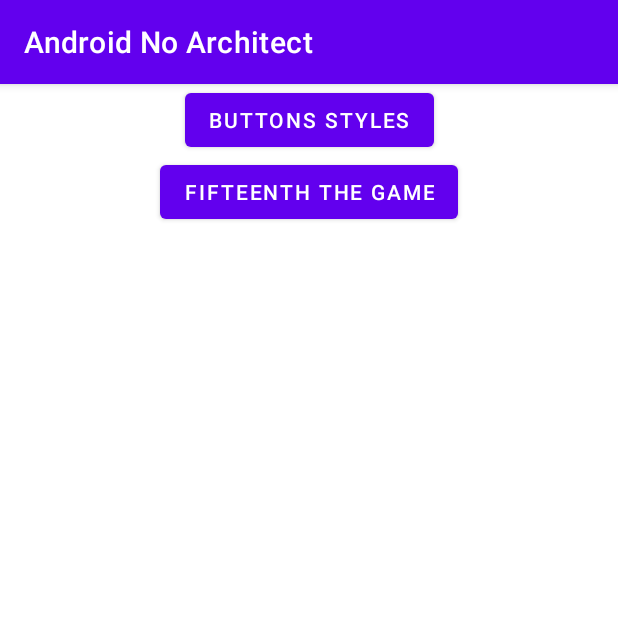
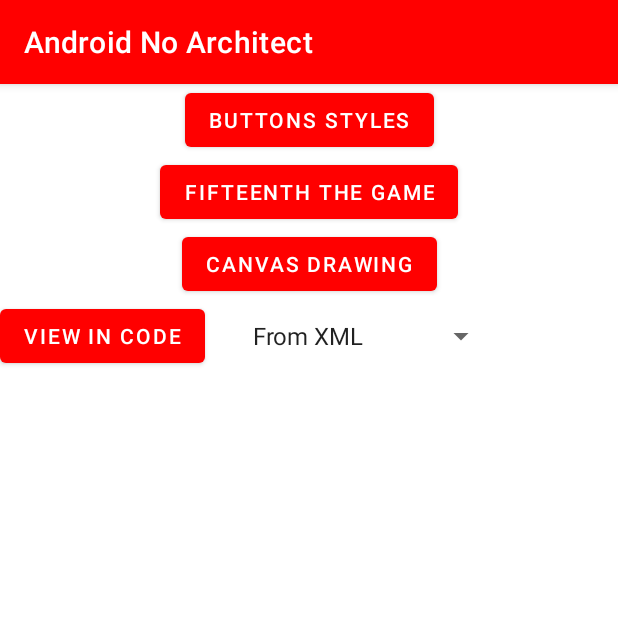
Before and after one commit to VladimirOnix/AndroidNoArchitect, an Android app: the screen it shows after launch (MainActivity), on a phone screen of 412 x 824 dp, the top half of it. Run offline under Robolectric (Android 15) with nearby library versions, the phone set to English and light mode, and no system bars.

Commit message:
Add view creation from code and passing bundle parameters

```diff
--- a/app/src/main/AndroidManifest.xml
+++ b/app/src/main/AndroidManifest.xml
@@ -10,6 +10,12 @@
         android:roundIcon="@mipmap/ic_launcher_round"
         android:supportsRtl="true"
         android:theme="@style/Theme.AndroidNoArchitect">
+        <activity
+            android:name=".ViewActivity"
+            android:exported="false" />
+        <activity
+            android:name=".CanvasActivity"
+            android:exported="false" />
         <activity
             android:name=".FifteenthActivity"
             android:exported="false" />
--- a/app/src/main/java/com/sample/arch/forbidden/MainActivity.java
+++ b/app/src/main/java/com/sample/arch/forbidden/MainActivity.java
@@ -1,17 +1,33 @@
 package com.sample.arch.forbidden;
 
+import android.app.Activity;
+import android.content.Intent;
+import android.os.Bundle;
+import android.util.Log;
+import android.widget.ArrayAdapter;
+import android.widget.Button;
+import android.widget.Spinner;
+
+import androidx.annotation.Nullable;
 import androidx.appcompat.app.AppCompatActivity;
 
-import android.content.Intent;
-import android.os.Bundle;
-import android.view.View;
-import android.widget.Button;
-import android.widget.Toast;
+import com.google.android.material.snackbar.BaseTransientBottomBar;
+import com.google.android.material.snackbar.Snackbar;
 
 public class MainActivity extends AppCompatActivity {
 
+    private final String TAG = this.getClass().getName();
+    public static final String BUNDLE_VIEW_TYPE = "BUNDLE_VIEW_TYPE";
+    public static final String BUNDLE_RESULT_SELECTED = "BUNDLE_RESULT_SELECTED";
+    public static final int ACTIVITY_RESULT = 1001;
+
     private Button mButtonButtons;
     private Button mButtonFifteenth;
+    private Button mButtonCanvas;
+    private Button mButtonViews;
+
+    private Spinner mSpinnerViews;
+    private ArrayAdapter<?> spinnerViewsAdapter;
 
     @Override
     protected void onCreate(Bundle savedInstanceState) {
@@ -20,6 +36,14 @@
 
         mButtonButtons = findViewById(R.id.buttonButtons);
         mButtonFifteenth = findViewById(R.id.buttonFifteenth);
+        mButtonCanvas = findViewById(R.id.buttonCanvas);
+        mButtonViews = findViewById(R.id.buttonViews);
+
+        mSpinnerViews = findViewById(R.id.spinnerViews);
+        spinnerViewsAdapter = ArrayAdapter.createFromResource(this, R.array.view_init_types,
+                android.R.layout.simple_spinner_item);
+        spinnerViewsAdapter.setDropDownViewResource(android.R.layout.simple_spinner_dropdown_item);
+        mSpinnerViews.setAdapter(spinnerViewsAdapter);
     }
 
     @Override
@@ -27,5 +51,22 @@
         super.onResume();
         mButtonButtons.setOnClickListener(view -> MainActivity.this.startActivity(new Intent(MainActivity.this, ButtonsActivity.class)));
         mButtonFifteenth.setOnClickListener(view -> MainActivity.this.startActivity(new Intent(MainActivity.this, FifteenthActivity.class)));
+        mButtonCanvas.setOnClickListener(view -> MainActivity.this.startActivity(new Intent(MainActivity.this, CanvasActivity.class)));
+        mButtonViews.setOnClickListener(view -> {
+            Intent intent = new Intent(MainActivity.this, ViewActivity.class);
+            intent.putExtra(BUNDLE_VIEW_TYPE, (int) mSpinnerViews.getSelectedItemId());
+            MainActivity.this.startActivityForResult(intent,ACTIVITY_RESULT);
+        });
+    }
+
+    @Override
+    protected void onActivityResult(int requestCode, int resultCode, @Nullable Intent data) {
+        super.onActivityResult(requestCode, resultCode, data);
+        Log.w(TAG, "RequestCode " + requestCode + " " + "ResultCode " + resultCode);
+        if (requestCode == ACTIVITY_RESULT) {
+            int result = data.getIntExtra(BUNDLE_RESULT_SELECTED,0);
+            Snackbar snackbar = Snackbar.make(mButtonViews,"Returned " + result, BaseTransientBottomBar.LENGTH_SHORT);
+            snackbar.show();
+        }
     }
 }
--- a/app/src/main/res/layout/activity_main.xml
+++ b/app/src/main/res/layout/activity_main.xml
@@ -24,5 +24,31 @@
         app:layout_constraintEnd_toEndOf="parent"
         app:layout_constraintStart_toStartOf="parent" />
 
+    <Button
+        android:id="@+id/buttonCanvas"
+        android:layout_width="wrap_content"
+        android:layout_height="wrap_content"
+        android:text="@string/canvas_drawing"
+        app:layout_constraintTop_toBottomOf="@id/buttonFifteenth"
+        app:layout_constraintEnd_toEndOf="parent"
+        app:layout_constraintStart_toStartOf="parent" />
+
+    <Button
+        android:id="@+id/buttonViews"
+        android:layout_width="wrap_content"
+        android:layout_height="wrap_content"
+        android:text="@string/coded_view"
+        app:layout_constraintTop_toBottomOf="@id/buttonCanvas"
+        app:layout_constraintStart_toStartOf="parent" />
+
+    <Spinner
+        android:id="@+id/spinnerViews"
+        app:layout_constraintStart_toEndOf="@id/buttonViews"
+        app:layout_constraintTop_toTopOf="@id/buttonViews"
+        app:layout_constraintBottom_toBottomOf="@id/buttonViews"
+        android:layout_marginLeft="24dp"
+        android:layout_width="wrap_content"
+        android:layout_height="wrap_content" />
+
 
 </androidx.constraintlayout.widget.ConstraintLayout>
--- a/app/src/main/res/values/colors.xml
+++ b/app/src/main/res/values/colors.xml
@@ -1,7 +1,7 @@
 <?xml version="1.0" encoding="utf-8"?>
 <resources>
     <color name="purple_200">#FFBB86FC</color>
-    <color name="purple_500">#FF6200EE</color>
+    <color name="purple_500">#FFff0000</color>
     <color name="purple_700">#FF3700B3</color>
     <color name="teal_200">#FF03DAC5</color>
     <color name="teal_700">#FF018786</color>
--- a/app/src/main/res/values/strings.xml
+++ b/app/src/main/res/values/strings.xml
@@ -6,4 +6,14 @@
     <string name="themed_button">Themed Button</string>
     <string name="appcompatbutton_button">AppCompatButton Button</string>
     <string name="material_button">Material Button</string>
+    <string name="canvas_drawing">Canvas Drawing</string>
+    <string name="coded_view">View in code</string>
+    <string name="plane_xml_layouts">Plane XML layouts</string>
+
+
+    <string-array name="view_init_types">
+        <item>From XML</item>
+        <item>Button as View</item>
+        <item>Linear Layout</item>
+    </string-array>
 </resources>
```
Also changed, not shown: app/src/main/java/com/sample/arch/forbidden/CanvasActivity.java (added, +14 -0 lines), app/src/main/java/com/sample/arch/forbidden/ViewActivity.java (added, +57 -0 lines), app/src/main/java/com/sample/arch/forbidden/canvas/CanvasView.java (added, +46 -0 lines), app/src/main/res/layout/activity_canvas.xml (added, +18 -0 lines), app/src/main/res/layout/activity_view.xml (added, +19 -0 lines).
